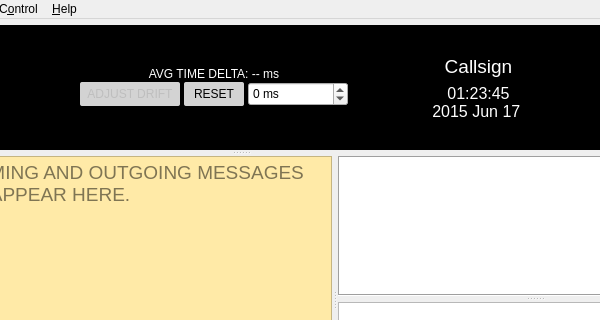
Above: JS8_UI/mainwindow.ui from avantol/JS8Call-Subspace-Mode before the change; both pictures show x 256 to 856 and y 0 to 320 of the 994 by 605 pixel window. Below: the same form after it.
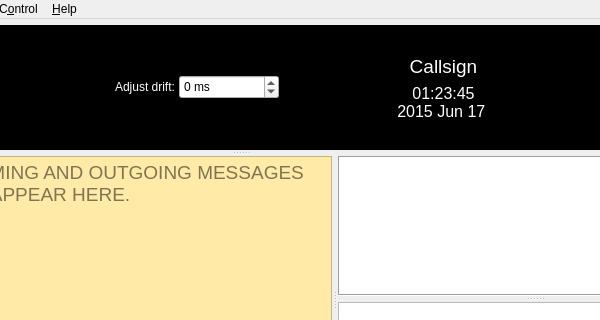
That is the form after the change. Icons and pictures are not drawn. Custom widgets are drawn as their Qt base class.

Commit message:
Build 29: Remove drift averaging UI and logic — L2 async decode eliminates need
Removed: ADJUST DRIFT button, RESET button, AVG TIME DELTA label,
EMA averaging (m_dtEMA, m_dtCount, m_ftConsecFails), driftQueue,
m_driftMsMMA, resetTimeDeltaAverage(), updateAvgDTLabel(),
stale recovery, adaptive alignment offset in decode enqueue paths.
Kept: manual drift spinbox with "Adjust drift:" label.

What changed in the file:
```diff
--- a/JS8_UI/mainwindow.ui
+++ b/JS8_UI/mainwindow.ui
@@ -411,97 +411,18 @@
               <property name="bottomMargin">
                <number>0</number>
               </property>
-              <item>
-               <widget class="QLabel" name="labAvgDT">
-                <property name="maximumSize">
-                 <size>
-                  <width>16777215</width>
-                  <height>16</height>
-                 </size>
-                </property>
-                <property name="sizePolicy">
-                 <sizepolicy hsizetype="Preferred" vsizetype="Fixed">
-                  <horstretch>0</horstretch>
-                  <verstretch>0</verstretch>
-                 </sizepolicy>
-                </property>
-                <property name="styleSheet">
-                 <string notr="true">QLabel {
-color : white;
-background-color: black;
-padding: 0px;
-margin: 0px;
-}</string>
-                </property>
-                <property name="text">
-                 <string>AVG TIME DELTA: -- ms</string>
-                </property>
-                <property name="alignment">
-                 <set>Qt::AlignmentFlag::AlignCenter</set>
-                </property>
-               </widget>
-              </item>
               <item>
                <layout class="QHBoxLayout" name="avgDTButtonLayout">
                 <property name="spacing">
                  <number>4</number>
                 </property>
                <item>
-                <widget class="QPushButton" name="btnAdjustClockDT">
-                 <property name="enabled">
-                  <bool>false</bool>
-                 </property>
-                 <property name="minimumSize">
-                  <size>
-                   <width>100</width>
-                   <height>24</height>
-                  </size>
-                 </property>
-                 <property name="maximumSize">
-                  <size>
-                   <width>100</width>
-                   <height>24</height>
-                  </size>
-                 </property>
+                <widget class="QLabel" name="labAdjustDrift">
                  <property name="styleSheet">
-                  <string notr="true">QPushButton {
-	background-color:lightgray;
-	padding:0.25em 0.25em;
-	border-style:solid;
-	border-width:0px;
-	border-radius:2px;
- }</string>
+                  <string notr="true">QLabel { color: white; }</string>
                  </property>
                  <property name="text">
-                  <string>ADJUST DRIFT</string>
-                 </property>
-                </widget>
-               </item>
-               <item>
-                <widget class="QPushButton" name="btnResetAvgDT">
-                 <property name="minimumSize">
-                  <size>
-                   <width>60</width>
-                   <height>24</height>
-                  </size>
-                 </property>
-                 <property name="maximumSize">
-                  <size>
-                   <width>60</width>
-                   <height>24</height>
-                  </size>
-                 </property>
-                 <property name="styleSheet">
-                  <string notr="true">QPushButton {
-	background-color:lightgray;
-	padding:0.25em 0.25em;
-	border-style:solid;
-	border-width:0px;
-	border-radius:2px;
- }</string>
-                 </property>
-                 <property name="text">
-                  <string>RESET</string>
+                  <string>Adjust drift:</string>
                  </property>
                 </widget>
                </item>
```
The commit also changes 5 other files.
